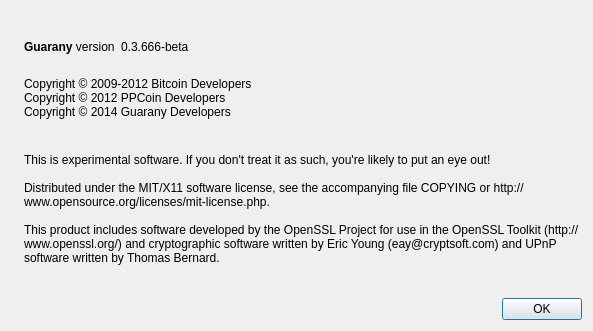
Old version of the form src/qt/forms/aboutdialog.ui in the repository reappergrimd/Guarany.
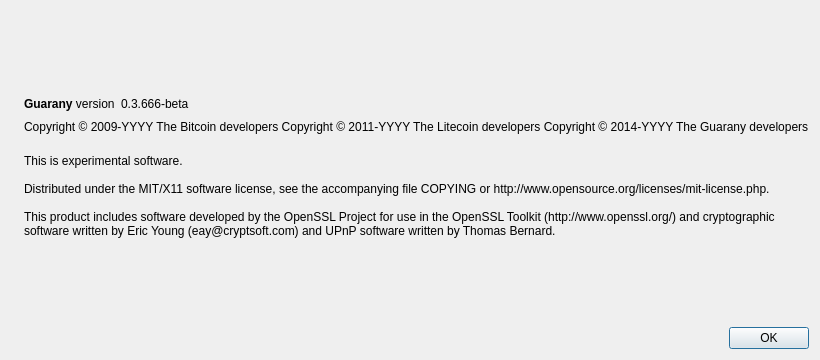
New version of the form. Icons and pictures are not drawn.

Patch:
```diff
--- a/src/qt/forms/aboutdialog.ui
+++ b/src/qt/forms/aboutdialog.ui
@@ -7,7 +7,7 @@
     <x>0</x>
     <y>0</y>
     <width>593</width>
-    <height>331</height>
+    <height>360</height>
    </rect>
   </property>
   <property name="windowTitle">
@@ -91,11 +91,12 @@
         <cursorShape>IBeamCursor</cursorShape>
        </property>
        <property name="text">
-        <string>
-Copyright © 2009-2012 Bitcoin Developers
-Copyright © 2012 PPCoin Developers
-Copyright © 2014 Guarany Developers
-</string>
+        <string notr="true">Copyright &amp;copy; 2009-YYYY The Bitcoin developers
+Copyright &amp;copy; 2011-YYYY The Litecoin developers
+Copyright &amp;copy; 2014-YYYY The Guarany developers</string>
+       </property>
+       <property name="textFormat">
+        <enum>Qt::RichText</enum>
        </property>
        <property name="textInteractionFlags">
         <set>Qt::LinksAccessibleByMouse|Qt::TextSelectableByKeyboard|Qt::TextSelectableByMouse</set>
@@ -109,7 +110,7 @@
        </property>
        <property name="text">
         <string>
-This is experimental software. If you don't treat it as such, you're likely to put an eye out!
+This is experimental software.
 
 Distributed under the MIT/X11 software license, see the accompanying file COPYING or http://www.opensource.org/licenses/mit-license.php.
 
```
